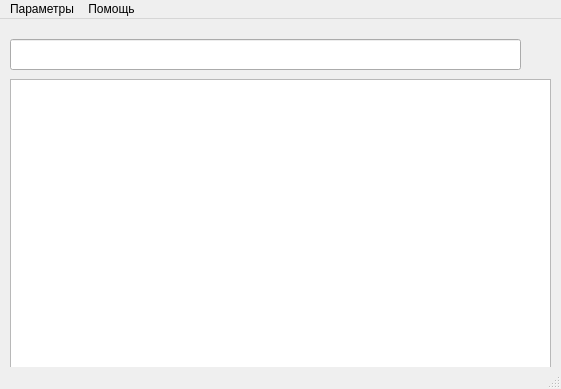
First picture: the form in Dialog_Out/dialog.ui, repository MaximLitov/531, before the edit.
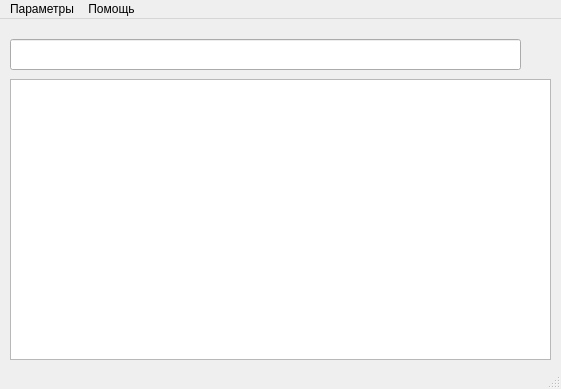
Second picture: the form after the edit. Icons and pictures are not drawn.

Patch:
```diff
--- a/Dialog_Out/dialog.ui
+++ b/Dialog_Out/dialog.ui
@@ -30,7 +30,7 @@
       <x>10</x>
       <y>60</y>
       <width>541</width>
-      <height>291</height>
+      <height>281</height>
      </rect>
     </property>
    </widget>
```
Left out of the diff: 17 changed lines with no effect on the pictures.
